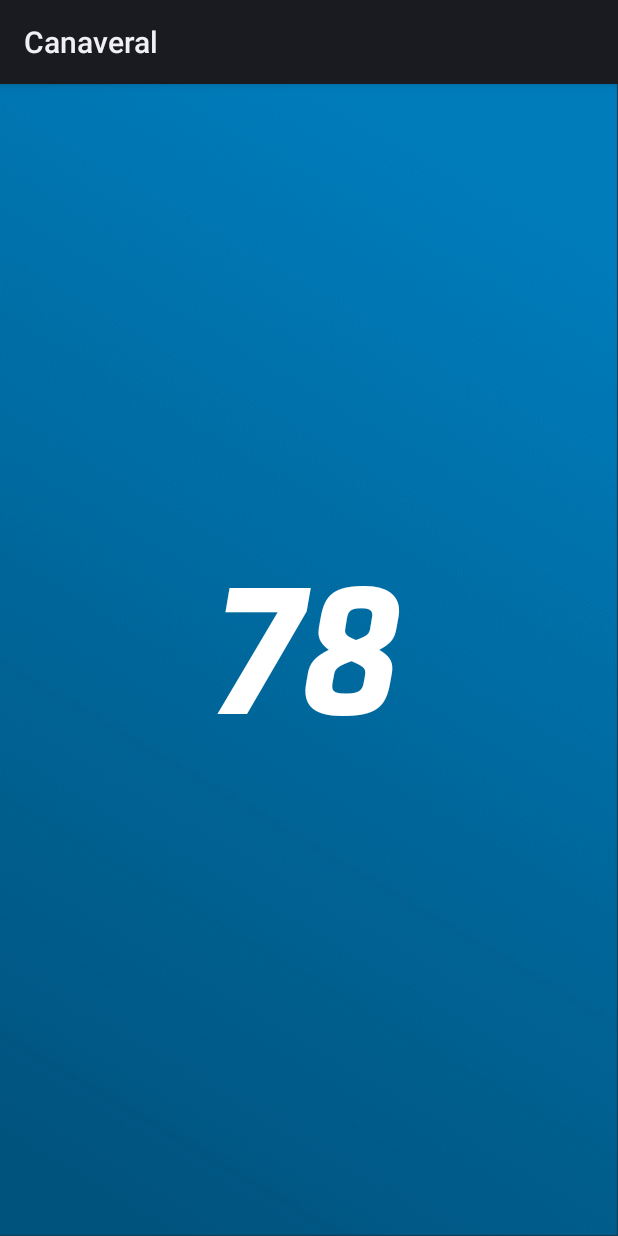
After one commit to SebSelva/Dkt-Canaveral, an Android app: the layout fragment_score.xml on its own in the app's theme, with its tools: preview values and no code run, on a phone screen of 412 x 824 dp. The commit adds this screen. Run offline under Robolectric (Android 15) with nearby library versions, the phone set to English and light mode, and no system bars.

Commit message:
DARTS-28 - Round Score - Transition screen

```diff
--- a/app/build.gradle
+++ b/app/build.gradle
@@ -2,6 +2,7 @@ plugins {
     id 'com.android.application'
     id 'kotlin-android'
     id 'kotlin-kapt'
+    id 'androidx.navigation.safeargs.kotlin'
     id "org.sonarqube" version "3.3"
 }
 
@@ -91,6 +92,7 @@ dependencies {
     implementation 'androidx.activity:activity-ktx:1.2.3'
     implementation 'com.google.android.material:material:1.3.0'
     implementation 'androidx.constraintlayout:constraintlayout:2.0.4'
+
     implementation 'androidx.navigation:navigation-fragment-ktx:2.3.5'
     implementation 'androidx.navigation:navigation-ui-ktx:2.3.5'
 
--- /dev/null
+++ b/app/src/main/java/com/decathlon/canaveral/common/ScoreTextView.kt
@@ -0,0 +1,24 @@
+package com.decathlon.canaveral.common
+
+import android.content.Context
+import android.graphics.Typeface
+import android.util.AttributeSet
+import androidx.appcompat.widget.AppCompatTextView
+import com.decathlon.canaveral.R
+
+class ScoreTextView(context: Context, attrs: AttributeSet) : AppCompatTextView(context, attrs) {
+
+    init {
+        context.theme.obtainStyledAttributes(
+            attrs,
+            R.styleable.AppCompatTextView,
+            0, 0).apply {
+
+            try {
+                typeface = Typeface.createFromAsset(context.assets, "klavika-bold-italic.otf")
+            } finally {
+                recycle()
+            }
+        }
+    }
+}
--- a/app/src/main/res/layout/fragment_dashboard.xml
+++ b/app/src/main/res/layout/fragment_dashboard.xml
@@ -19,7 +19,6 @@
             android:layout_marginTop="20dp"
             android:layout_marginStart="@dimen/cardview_margin_side"
             android:layout_marginEnd="@dimen/cardview_margin_side"
-            android:background="@color/white"
             app:cardCornerRadius="12dp"
             app:cardElevation="2dp"
             app:layout_constraintTop_toTopOf="parent"
@@ -31,6 +30,7 @@
                 android:layout_height="wrap_content"
                 android:paddingTop="@dimen/cardview_padding"
                 android:paddingBottom="@dimen/cardview_padding"
+                android:background="@color/white"
                 android:orientation="vertical">
 
                 <androidx.appcompat.widget.AppCompatTextView
--- a/app/src/main/res/layout/fragment_game.xml
+++ b/app/src/main/res/layout/fragment_game.xml
@@ -75,7 +75,7 @@
                     app:layout_constraintTop_toBottomOf="@id/player_image_round"
                     tools:text="Player X" />
 
-                <androidx.appcompat.widget.AppCompatTextView
+                <com.decathlon.canaveral.common.ScoreTextView
                     style="@style/Dkt.TextStyle.PlayerScore.Playing"
                     android:id="@+id/player_points_remaining"
                     android:layout_width="wrap_content"
--- /dev/null
+++ b/app/src/main/res/layout/fragment_score.xml
@@ -0,0 +1,23 @@
+<?xml version="1.0" encoding="utf-8"?>
+<androidx.constraintlayout.widget.ConstraintLayout
+    xmlns:android="http://schemas.android.com/apk/res/android"
+    xmlns:tools="http://schemas.android.com/tools"
+    xmlns:app="http://schemas.android.com/apk/res-auto"
+    android:layout_width="match_parent"
+    android:layout_height="match_parent"
+    android:background="@drawable/background_blue">
+
+    <com.decathlon.canaveral.common.ScoreTextView
+        android:id="@+id/player_round_score"
+        android:layout_width="wrap_content"
+        android:layout_height="wrap_content"
+        android:textColor="@color/white"
+        android:textSize="130sp"
+        android:layout_marginBottom="@dimen/margin_xxlarge"
+        app:layout_constraintTop_toTopOf="parent"
+        app:layout_constraintBottom_toBottomOf="parent"
+        app:layout_constraintLeft_toLeftOf="parent"
+        app:layout_constraintRight_toRightOf="parent"
+        tools:text="78" />
+
+</androidx.constraintlayout.widget.ConstraintLayout>
--- a/app/src/main/res/layout/item_list_game_player.xml
+++ b/app/src/main/res/layout/item_list_game_player.xml
@@ -24,7 +24,7 @@
             android:text="@{player.nickname}"
             tools:text="Player X"/>
 
-        <androidx.appcompat.widget.AppCompatTextView
+        <com.decathlon.canaveral.common.ScoreTextView
             android:id="@+id/player_score"
             style="@style/Dkt.TextStyle.PlayerScore.Waiting"
             android:layout_width="wrap_content"
--- a/app/src/main/res/layout/item_list_player.xml
+++ b/app/src/main/res/layout/item_list_player.xml
@@ -20,6 +20,7 @@
         <androidx.constraintlayout.widget.ConstraintLayout
             android:layout_width="match_parent"
             android:layout_height="match_parent"
+            android:background="@color/white"
             android:orientation="vertical">
 
             <!-- Media -->
@@ -56,6 +57,7 @@
                 app:layout_constraintEnd_toEndOf="parent">
 
                 <androidx.appcompat.widget.AppCompatTextView
+                    style="@style/Dkt.TextStyle.Grey"
                     android:id="@+id/player_name"
                     android:layout_height="wrap_content"
                     android:layout_width="0dp"
--- a/app/src/main/res/values/strings.xml
+++ b/app/src/main/res/values/strings.xml
@@ -6,6 +6,7 @@
     <string name="title_settings">Settings</string>
 
     <string name="title_game">Game</string>
+    <string name="title_round_score">Round Score</string>
     <string name="image_description">image</string>
     <string name="add">add</string>
 
--- a/build.gradle
+++ b/build.gradle
@@ -45,7 +45,7 @@ buildscript {
 
         // NOTE: Do not place your application dependencies here; they belong
         // in the individual module build.gradle files
-        def nav_version = "2.3.0"
+        def nav_version = "2.3.5"
         classpath "androidx.navigation:navigation-safe-args-gradle-plugin:$nav_version"
     }
 }
```
Also changed, not shown: app/src/main/java/com/decathlon/canaveral/common/DartsUtils.kt (+18 -24 lines), app/src/main/java/com/decathlon/canaveral/game/GameFragment.kt (+15 -11 lines), app/src/main/java/com/decathlon/canaveral/game/GameScoreFragment.kt (added, +44 -0 lines), app/src/main/java/com/decathlon/canaveral/game/PlayersWaitingAdapter.kt (+3 -4 lines), app/src/main/res/navigation/nav_game.xml (+18 -1 lines), app/src/main/res/drawable-hdpi/background_blue.png (added), app/src/main/res/drawable-mdpi/background_blue.png (added), app/src/main/res/drawable-xhdpi/background_blue.png (added), app/src/main/res/drawable-xxhdpi/background_blue.png (added), app/src/main/res/drawable-xxxhdpi/background_blue.png (added).
